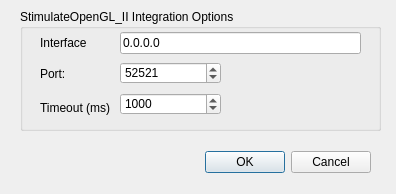
This is StimGLIntegration.ui in acorver/SpikeGL as Qt 5 draws it before an edit. The edited form follows.
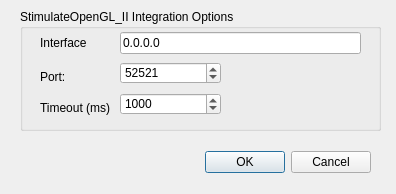
This is the edited form.

Diff of the .ui file:
```diff
--- a/StimGLIntegration.ui
+++ b/StimGLIntegration.ui
@@ -84,11 +84,11 @@
      <string>0.0.0.0</string>
     </property>
    </widget>
-   <widget class="QLabel" name="label_2" >
-    <property name="geometry" >
+   <widget class="QLabel" name="label_2">
+    <property name="geometry">
      <rect>
       <x>20</x>
-      <y>57</y>
+      <y>60</y>
       <width>71</width>
       <height>16</height>
      </rect>
```
Left out of the diff: 104 changed lines with no effect on the pictures.
